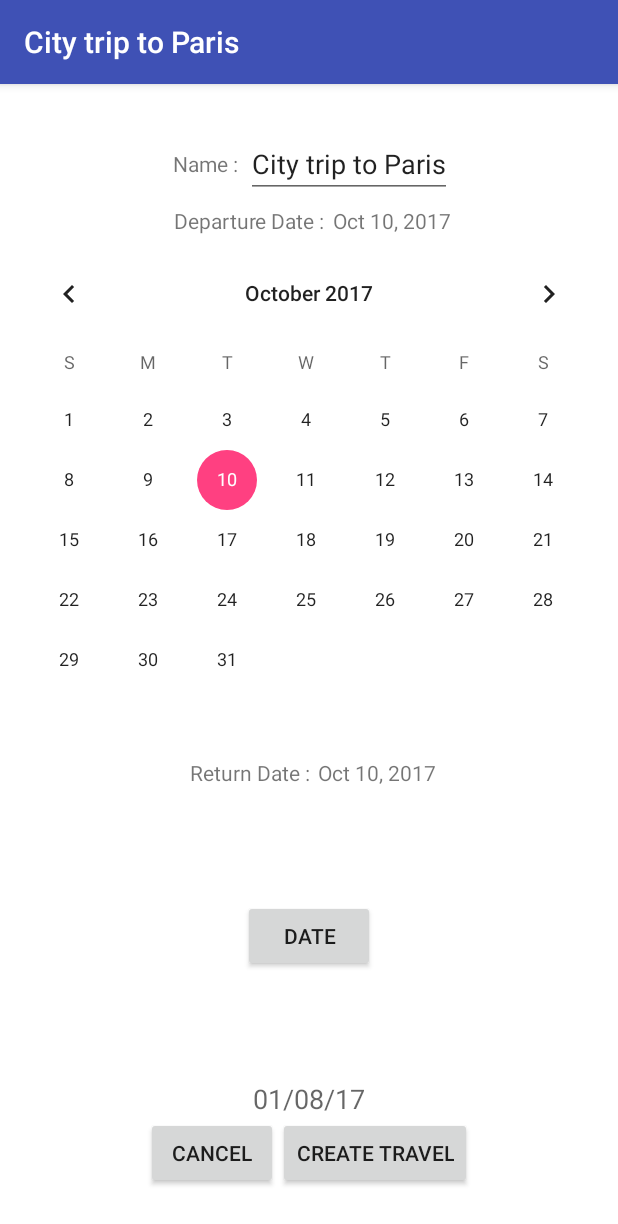
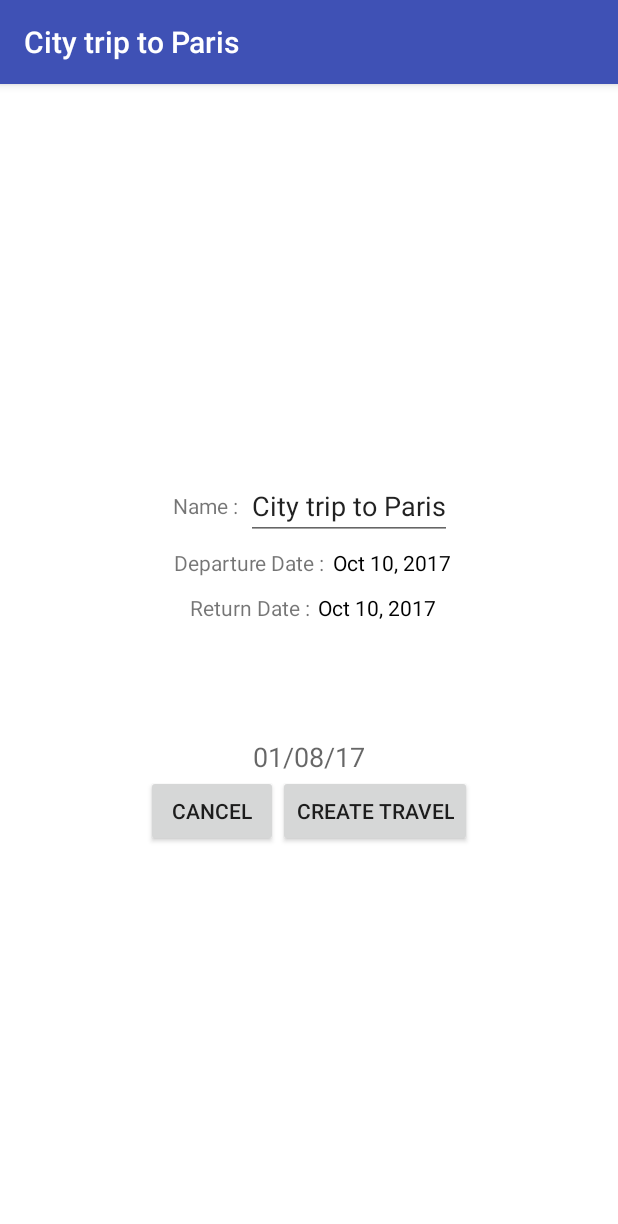
Before and after one commit to Datchik/JourneyDiaries, an Android app: the screen it shows after launch (MainActivity), after a tap on "City trip to Paris", on a phone screen of 412 x 824 dp. Shown: the top 1224 px of the screen. Run offline under Robolectric (Android 15) with nearby library versions, the phone set to English and light mode, and no system bars; our stand-ins replace data binding.

```diff
--- a/app/src/main/res/layout/new_journey_fragment.xml
+++ b/app/src/main/res/layout/new_journey_fragment.xml
@@ -49,13 +49,10 @@
                 android:text="@{jvm.from}"
                 android:layout_width="wrap_content"
                 android:layout_height="wrap_content"
-                android:inputType="date" />
+                android:inputType="date"
+                android:textColor="#000"
+                android:onClick="@{() -> jvm.setDepartureDate()}"/>
         </LinearLayout>
-
-        <CalendarView
-            android:id="@+id/calendarView2"
-            android:layout_width="match_parent"
-            android:layout_height="wrap_content"/>
 
         <LinearLayout
             android:layout_width="match_parent"
@@ -74,18 +71,10 @@
                 android:layout_width="wrap_content"
                 android:layout_height="wrap_content"
                 android:inputType="date"
-                android:onClick="setDate"/>
+                android:textColor="#000"
+                android:onClick="@{() -> jvm.setReturnDate()}"/>
         </LinearLayout>
 
-        <Button
-            android:id="@+id/button1"
-            android:layout_width="wrap_content"
-            android:layout_height="wrap_content"
-            android:layout_alignParentTop="true"
-            android:layout_centerHorizontal="true"
-            android:layout_marginTop="70dp"
-            android:onClick="setDate"
-            android:text="date" />
 
         <TextView
             android:id="@+id/textView3"
```
